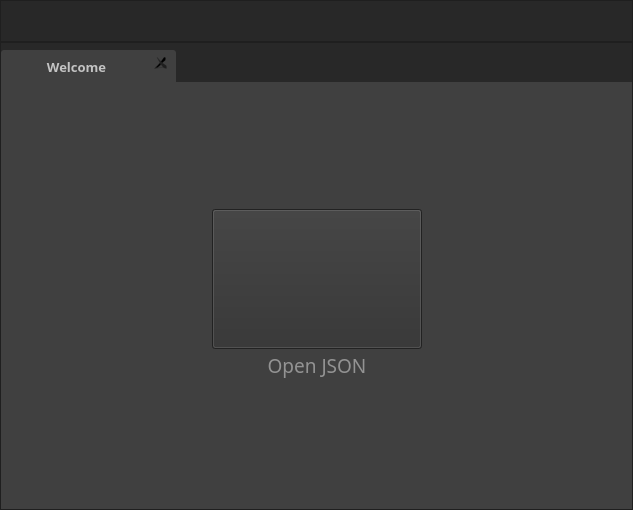
Above: mainwindow.ui from joenano/rapidview before the change. Below: the same form after it.
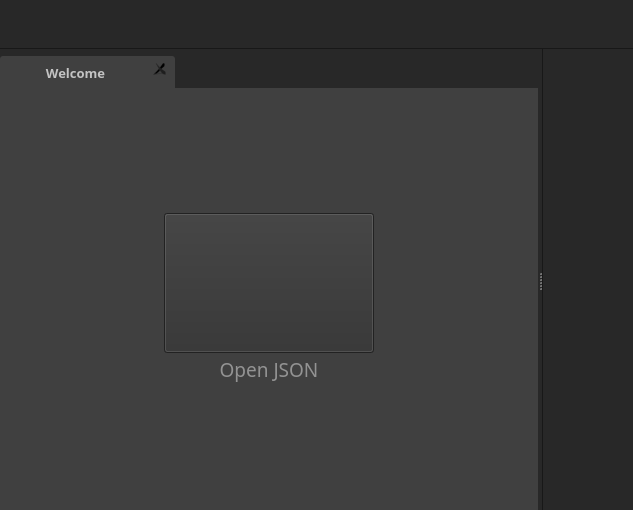
That is the form after the change. Icons and pictures are not drawn.

Commit message: Update settings icons

The edit to the form file:
```diff
--- a/mainwindow.ui
+++ b/mainwindow.ui
@@ -21,6 +21,51 @@
 
 QFrame {
 	background: #282828;
+	border: 0;
+}
+
+QFrame#fr_topbar {
+	border-bottom: 1px solid #181818;
+}
+
+QFrame#fr_info {
+	border-left: 1px solid #181818;
+}</string>
+   </property>
+   <layout class="QVBoxLayout" name="verticalLayout">
+    <property name="spacing">
+     <number>0</number>
+    </property>
+    <property name="leftMargin">
+     <number>0</number>
+    </property>
+    <property name="topMargin">
+     <number>0</number>
+    </property>
+    <property name="rightMargin">
+     <number>0</number>
+    </property>
+    <property name="bottomMargin">
+     <number>0</number>
+    </property>
+    <item>
+     <widget class="QFrame" name="fr_topbar">
+      <property name="minimumSize">
+       <size>
+        <width>0</width>
+        <height>49</height>
+       </size>
+      </property>
+      <property name="maximumSize">
+       <size>
+        <width>16777215</width>
+        <height>49</height>
+       </size>
+      </property>
+      <property name="styleSheet">
+       <string notr="true">QPushButton {
+	padding: 3px;
+	border: none;
 }
 
 QPushButton#btn_topbar_open {
@@ -37,42 +82,14 @@
 
 QPushButton#btn_topbar_save::hover {
 	image: url(:/gfx/icons/save_hover.svg);
-}</string>
-   </property>
-   <layout class="QVBoxLayout" name="verticalLayout">
-    <property name="spacing">
-     <number>0</number>
-    </property>
-    <property name="leftMargin">
-     <number>0</number>
-    </property>
-    <property name="topMargin">
-     <number>0</number>
-    </property>
-    <property name="rightMargin">
-     <number>0</number>
-    </property>
-    <property name="bottomMargin">
-     <number>0</number>
-    </property>
-    <item>
-     <widget class="QFrame" name="fr_topbar">
-      <property name="minimumSize">
-       <size>
-        <width>0</width>
-        <height>42</height>
-       </size>
-      </property>
-      <property name="maximumSize">
-       <size>
-        <width>16777215</width>
-        <height>42</height>
-       </size>
-      </property>
-      <property name="styleSheet">
-       <string notr="true">QPushButton {
-	padding: 3px;
-	border: none;
+}
+
+QPushButton#btn_topbar_settings{
+	image: url(:/gfx/icons/settings.svg);
+}
+
+QPushButton#btn_topbar_settings::hover {
+	image: url(:/gfx/icons/settings_hover.svg);
 }</string>
       </property>
       <property name="frameShape">
@@ -180,7 +197,7 @@
       <property name="frameShadow">
        <enum>QFrame::Raised</enum>
       </property>
-      <layout class="QVBoxLayout" name="verticalLayout_3">
+      <layout class="QHBoxLayout" name="horizontalLayout_4">
        <property name="spacing">
         <number>0</number>
        </property>
@@ -197,6 +214,10 @@
         <number>0</number>
        </property>
        <item>
+        <widget class="QSplitter" name="splitter">
+         <property name="orientation">
+          <enum>Qt::Horizontal</enum>
+         </property>
         <widget class="QTabWidget" name="tabs_main">
          <property name="font">
           <font>
@@ -422,6 +443,15 @@
             </widget>
            </item>
           </layout>
+          </widget>
+         </widget>
+         <widget class="QFrame" name="fr_info">
+          <property name="frameShape">
+           <enum>QFrame::StyledPanel</enum>
+          </property>
+          <property name="frameShadow">
+           <enum>QFrame::Raised</enum>
+          </property>
          </widget>
         </widget>
        </item>
```
Left out of the diff: 36 changed lines with no effect on the pictures. Lines whose indentation alone changed are shown as unchanged. The commit also changes 2 other files.
